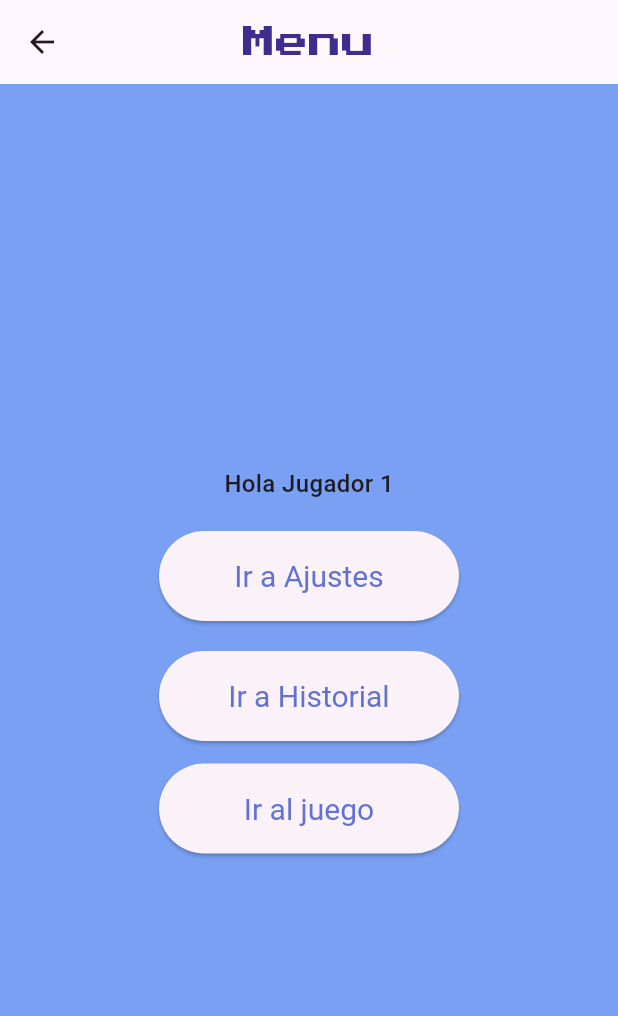
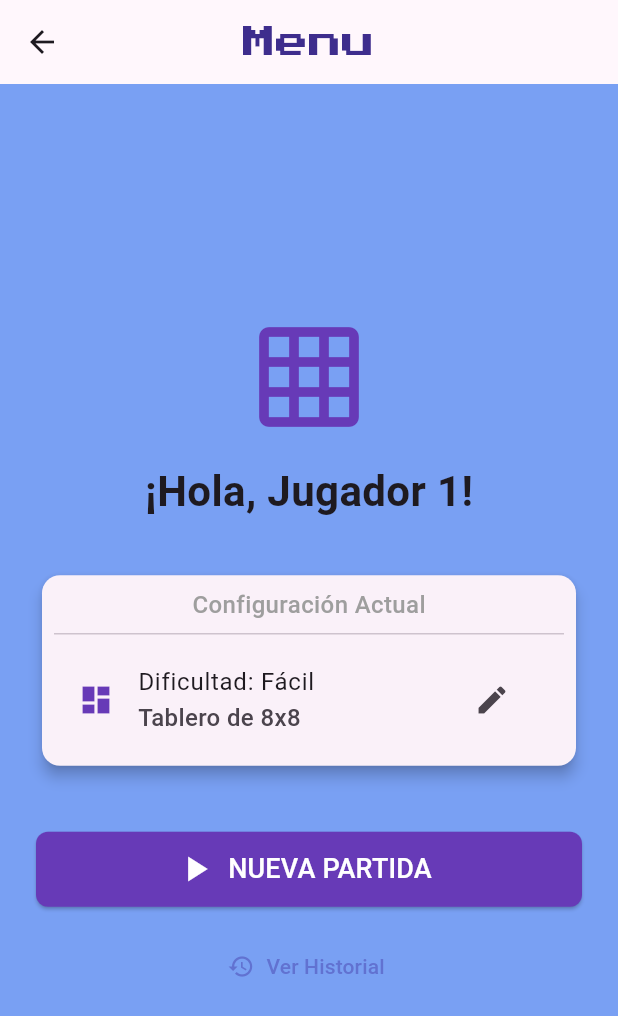
Before and after one commit to MariaJoseParedes/3479A321_2023479052, a Flutter app: the screen it shows after launch, on a phone screen of 412 x 824 dp. Shown: the top 1016 px of the screen. Run offline on Flutter 3.47's test engine with Material 3 defaults, Android fonts, the phone set to English and light mode, and no system bars; our stand-ins replace font_awesome_flutter, google_fonts, logger, shared_preferences.

Commit message:
rediseño del menu

```diff
--- a/lib/ui/screens/menu_screen.dart
+++ b/lib/ui/screens/menu_screen.dart
@@ -1,6 +1,5 @@
 import 'package:flutter/material.dart';
 import 'package:google_fonts/google_fonts.dart';
-import 'package:my_app/core/services/storage_service.dart';
 import 'package:my_app/viewmodels/settings_view_model.dart';
 import 'package:provider/provider.dart';
 
@@ -9,8 +8,7 @@ class MenuScreen extends StatelessWidget {
 
   @override
   Widget build(BuildContext context) {
-    final settings = context.watch<SettingsViewModel>();
-    //var username = StorageService.getUsername();
+    final settingsVM = context.watch<SettingsViewModel>();
 
     return Scaffold(
       appBar: AppBar(
@@ -22,60 +20,102 @@ class MenuScreen extends StatelessWidget {
         ),
         centerTitle: true,
       ),
-      body: Center(
-        // Usamos Column para poner un widget debajo de otro
-        child: Column(
-          mainAxisAlignment: MainAxisAlignment.center,
-          children: [
-            Text('Hola ${settings.username}'),
+      body: Padding(
+        padding: const EdgeInsets.symmetric(
+          horizontal: 24.0,
+        ), // Margen para el diseño expandido
+        child: Center(
+          child: Column(
+            mainAxisAlignment: MainAxisAlignment.center,
+            children: [
+              const Icon(Icons.grid_on, size: 80, color: Colors.deepPurple), //
+              const SizedBox(height: 16), //
+              // Texto de saludo con formato estilizado
+              Text(
+                //
+                '¡Hola, ${settingsVM.username}!', //
+                style: const TextStyle(
+                  fontSize: 28,
+                  fontWeight: FontWeight.bold,
+                ), //
+              ), //
+              const SizedBox(height: 32), //
+              // Tarjeta de Información de Ajustes
+              Card(
+                //
+                elevation: 4, //
+                shape: RoundedRectangleBorder(
+                  borderRadius: BorderRadius.circular(12),
+                ), //
+                child: Padding(
+                  //
+                  padding: const EdgeInsets.all(8.0), //
+                  child: Column(
+                    //
+                    children: [
+                      //
+                      const Text(
+                        'Configuración Actual',
+                        style: TextStyle(color: Colors.grey),
+                      ), //
+                      const Divider(), //
+                      ListTile(
+                        //
+                        leading: const Icon(
+                          Icons.dashboard,
+                          color: Colors.deepPurple,
+                        ), //
+                        title: Text('Dificultad: ${settingsVM.difficulty}'), //
+                        subtitle: Text(
+                          'Tablero de ${settingsVM.gridSize}x${settingsVM.gridSize}',
+                        ), //
+                        trailing: IconButton(
+                          //
+                          icon: const Icon(Icons.edit), //
+                          onPressed: () =>
+                              Navigator.pushNamed(context, '/settings'), //
+                        ), //
+                      ), //
+                    ], //
+                  ), //
+                ), //
+              ), //
 
-            const SizedBox(height: 20),
+              const SizedBox(height: 40), //
+              // Botón Jugar (NUEVA PARTIDA) con el nuevo estilo e icono
+              SizedBox(
+                //
+                width: double.infinity, //
+                height: 50, //
+                child: ElevatedButton.icon(
+                  //
+                  icon: const Icon(Icons.play_arrow, size: 28), //
+                  label: const Text(
+                    'NUEVA PARTIDA',
+                    style: TextStyle(fontSize: 18),
+                  ), //
+                  style: ElevatedButton.styleFrom(
+                    //
+                    backgroundColor: Colors.deepPurple, //
+                    foregroundColor: Colors.white, //
+                    shape: RoundedRectangleBorder(
+                      borderRadius: BorderRadius.circular(8),
+                    ), //
+                  ), //
+                  onPressed: () => Navigator.pushNamed(context, '/game'), //
+                ), //
+              ), //
 
-            ElevatedButton(
-              style: ElevatedButton.styleFrom(
-                minimumSize: const Size(200, 60),
-                textStyle: const TextStyle(fontSize: 20),
-              ),
-              onPressed: () async {
-                // Espera a que el usuario interactúe con la pantalla de ajustes
-                await Navigator.pushNamed(context, '/settings');
-                // Al regresar, si el menú sigue montado, refresca el estado localmente
-                if (context.mounted) {
-                  context.read<SettingsViewModel>().refreshSettings();
-                }
-              },
-              child: const Text('Ir a Ajustes'),
-            ),
-
-            // Espacio entre el texto y el botón
-            const SizedBox(height: 20), // Espacio entre el texto y el botón
-            ElevatedButton(
-              style: ElevatedButton.styleFrom(
-                minimumSize: const Size(200, 60),
-                textStyle: const TextStyle(fontSize: 20),
-              ),
-              onPressed: () => Navigator.pushNamed(context, '/history'),
-              child: const Text('Ir a Historial'),
-            ),
-
-            const SizedBox(height: 15), // Espacio entre botones
-
-            ElevatedButton(
-              style: ElevatedButton.styleFrom(
-                minimumSize: const Size(200, 60),
-                textStyle: const TextStyle(fontSize: 20),
-              ),
-              onPressed: () => Navigator.pushNamed(
-                context,
-                '/game',
-                arguments: {
-                  'difficulty': settings.difficulty,
-                  'gridSize': settings.gridSize,
-                },
-              ),
-              child: const Text('Ir al juego'),
-            ),
-          ],
+              const SizedBox(height: 16), //
+              // Botón de Historial (Ahora estilizado como TextButton en el pie)
+              TextButton.icon(
+                //
+                icon: const Icon(Icons.history), //
+                label: const Text('Ver Historial'), //
+                onPressed: () => Navigator.pushNamed(context, '/history'), //
+              ), //
+            ],
+          ),
         ),
       ),
     );
```
